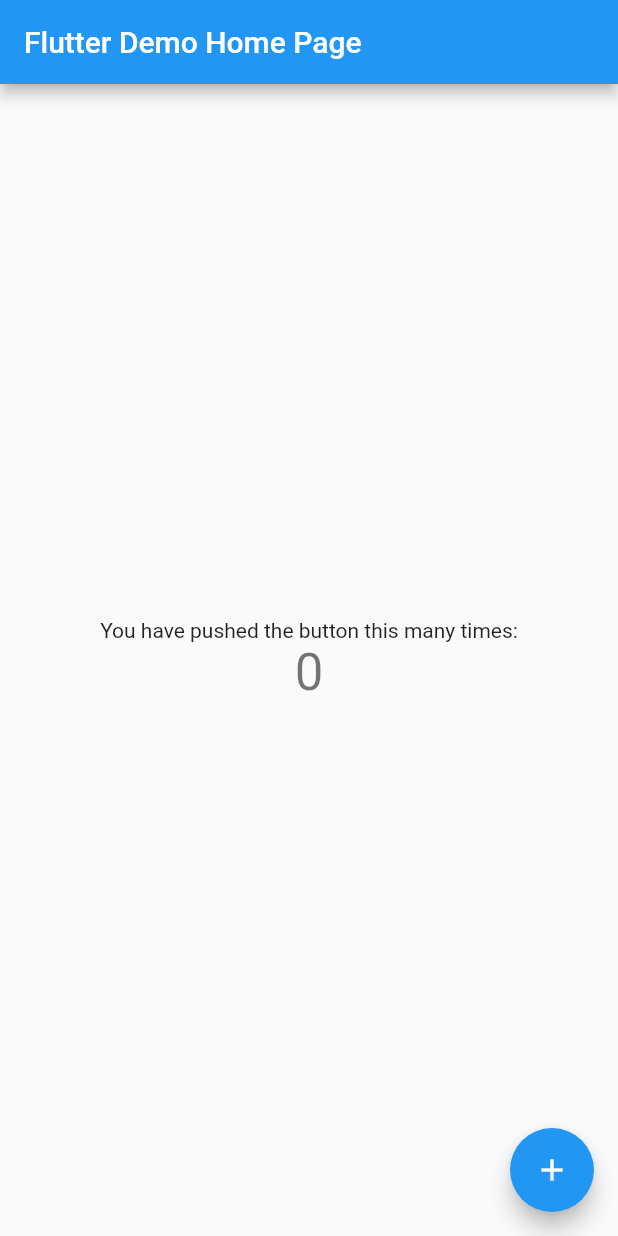
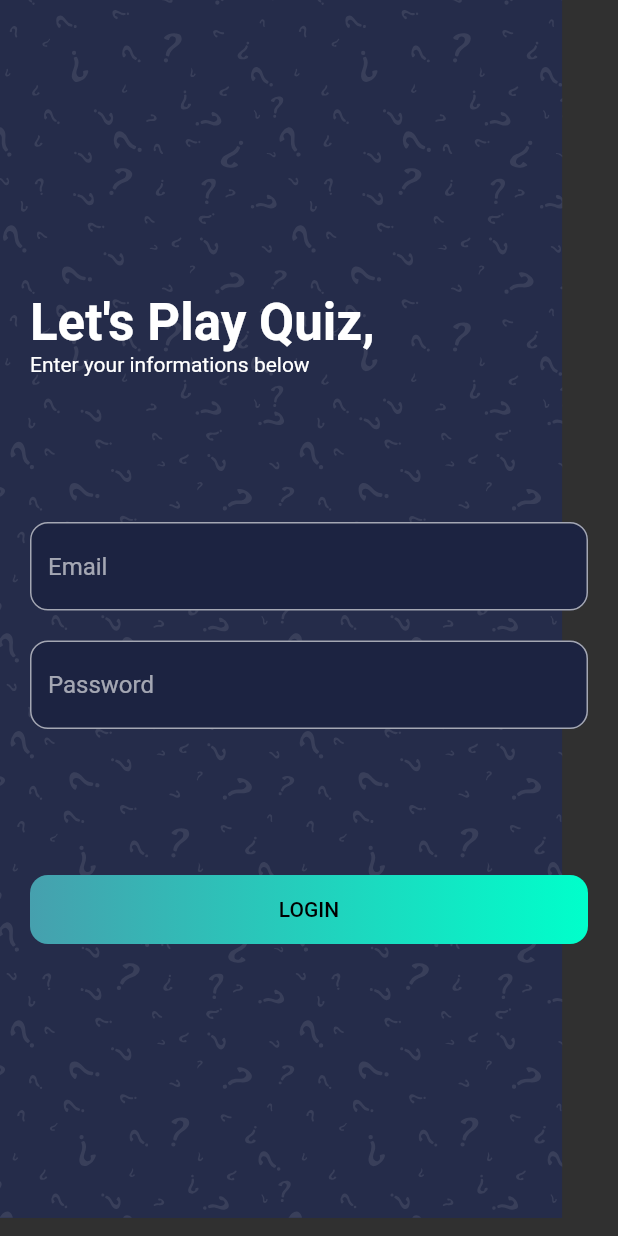
Before and after one commit to shhrikatta/flutter, a Flutter app: the screen it shows after launch, on a phone screen of 412 x 824 dp. Run offline on Flutter 3.47's test engine with Material 2 defaults, Android fonts, the phone set to English and light mode, and no system bars; our stand-ins replace flutter_svg, get.

Commit message:
login screen ui

```diff
--- a/lib/main.dart
+++ b/lib/main.dart
@@ -1,4 +1,6 @@
 import 'package:flutter/material.dart';
+import 'package:get/get.dart';
+import 'package:globant_quiz/src/login/view/login_screen.dart';
 
 void main() {
   runApp(const MyApp());
@@ -10,106 +12,11 @@
   // This widget is the root of your application.
   @override
   Widget build(BuildContext context) {
-    return MaterialApp(
+    return GetMaterialApp(
       title: 'Flutter Demo',
-      theme: ThemeData(
-        // This is the theme of your application.
-        //
-        // Try running your application with "flutter run". You'll see the
-        // application has a blue toolbar. Then, without quitting the app, try
-        // changing the primarySwatch below to Colors.green and then invoke
-        // "hot reload" (press "r" in the console where you ran "flutter run",
-        // or simply save your changes to "hot reload" in a Flutter IDE).
-        // Notice that the counter didn't reset back to zero; the application
-        // is not restarted.
-        primarySwatch: Colors.blue,
-      ),
-      home: const MyHomePage(title: 'Flutter Demo Home Page'),
+      debugShowCheckedModeBanner: false,
+      theme: ThemeData.dark(),
+      home: const LoginScreen(),
     );
   }
 }
-
-class MyHomePage extends StatefulWidget {
-  const MyHomePage({Key? key, required this.title}) : super(key: key);
-
-  // This widget is the home page of your application. It is stateful, meaning
-  // that it has a State object (defined below) that contains fields that affect
-  // how it looks.
-
-  // This class is the configuration for the state. It holds the values (in this
-  // case the title) provided by the parent (in this case the App widget) and
-  // used by the build method of the State. Fields in a Widget subclass are
-  // always marked "final".
-
-  final String title;
-
-  @override
-  State<MyHomePage> createState() => _MyHomePageState();
-}
-
-class _MyHomePageState extends State<MyHomePage> {
-  int _counter = 0;
-
-  void _incrementCounter() {
-    setState(() {
-      // This call to setState tells the Flutter framework that something has
-      // changed in this State, which causes it to rerun the build method below
-      // so that the display can reflect the updated values. If we changed
-      // _counter without calling setState(), then the build method would not be
-      // called again, and so nothing would appear to happen.
-      _counter++;
-    });
-  }
-
-  @override
-  Widget build(BuildContext context) {
-    // This method is rerun every time setState is called, for instance as done
-    // by the _incrementCounter method above.
-    //
-    // The Flutter framework has been optimized to make rerunning build methods
-    // fast, so that you can just rebuild anything that needs updating rather
-    // than having to individually change instances of widgets.
-    return Scaffold(
-      appBar: AppBar(
-        // Here we take the value from the MyHomePage object that was created by
-        // the App.build method, and use it to set our appbar title.
-        title: Text(widget.title),
-      ),
-      body: Center(
-        // Center is a layout widget. It takes a single child and positions it
-        // in the middle of the parent.
-        child: Column(
-          // Column is also a layout widget. It takes a list of children and
-          // arranges them vertically. By default, it sizes itself to fit its
-          // children horizontally, and tries to be as tall as its parent.
-          //
-          // Invoke "debug painting" (press "p" in the console, choose the
-          // "Toggle Debug Paint" action from the Flutter Inspector in Android
-          // Studio, or the "Toggle Debug Paint" command in Visual Studio Code)
-          // to see the wireframe for each widget.
-          //
-          // Column has various properties to control how it sizes itself and
-          // how it positions its children. Here we use mainAxisAlignment to
-          // center the children vertically; the main axis here is the vertical
-          // axis because Columns are vertical (the cross axis would be
-          // horizontal).
-          mainAxisAlignment: MainAxisAlignment.center,
-          children: <Widget>[
-            const Text(
-              'You have pushed the button this many times:',
-            ),
-            Text(
-              '$_counter',
-              style: Theme.of(context).textTheme.headline4,
-            ),
-          ],
-        ),
-      ),
-      floatingActionButton: FloatingActionButton(
-        onPressed: _incrementCounter,
-        tooltip: 'Increment',
-        child: const Icon(Icons.add),
-      ), // This trailing comma makes auto-formatting nicer for build methods.
-    );
-  }
-}
--- /dev/null
+++ b/lib/src/helpers/constants.dart
@@ -0,0 +1,14 @@
+import 'package:flutter/material.dart';
+
+const kSecondaryColor = Color(0xFF8B94BC);
+const kGreenColor = Color(0xFF6AC259);
+const kRedColor = Color(0xFFE92E30);
+const kGrayColor = Color(0xFFC1C1C1);
+const kBlackColor = Color(0xFF101010);
+const kPrimaryGradient = LinearGradient(
+  colors: [Color(0xFF46A0AE), Color(0xFF00FFCB)],
+  begin: Alignment.centerLeft,
+  end: Alignment.centerRight,
+);
+
+const double kDefaultPadding = 20.0;
--- /dev/null
+++ b/lib/src/login/view/login_screen.dart
@@ -0,0 +1,83 @@
+import 'package:flutter/material.dart';
+import 'package:flutter_svg/svg.dart';
+import 'package:globant_quiz/src/helpers/constants.dart';
+
+class LoginScreen extends StatelessWidget {
+  const LoginScreen({Key? key}) : super(key: key);
+
+  @override
+  Widget build(BuildContext context) {
+    return Scaffold(
+      body: Stack(
+        children: [
+          SvgPicture.asset("assets/icons/bg.svg", fit: BoxFit.fill),
+          SafeArea(
+            child: Padding(
+              padding: const EdgeInsets.symmetric(horizontal: kDefaultPadding),
+              child: Expanded(
+                child: Column(
+                  crossAxisAlignment: CrossAxisAlignment.start,
+                  children: [
+                    const Spacer(flex: 2), //2/6
+                    Text(
+                      "Let's Play Quiz,",
+                      style: Theme.of(context).textTheme.headline4?.copyWith(
+                          color: Colors.white, fontWeight: FontWeight.bold),
+                    ),
+                    const Text("Enter your informations below"),
+                    const Spacer(), // 1/6
+                    TextFormField(
+                      decoration: InputDecoration(
+                        filled: true,
+                        fillColor: Color(0xFF1C2341),
+                        hintText: "Email",
+                        border: OutlineInputBorder(
+                          borderRadius: BorderRadius.all(Radius.circular(12)),
+                        ),
+                      ),
+                    ),
+                    const SizedBox(
+                      height: 20,
+                    ),
+                    TextFormField(
+                      decoration: InputDecoration(
+                        filled: true,
+                        fillColor: Color(0xFF1C2341),
+                        hintText: "Password",
+                        border: OutlineInputBorder(
+                          borderRadius: BorderRadius.all(Radius.circular(12)),
+                        ),
+                      ),
+                    ),
+                    const Spacer(), // 1/6
+                    InkWell(
+                      // onTap: () => Get.to(QuizScreen()),
+                      child: Container(
+                        width: double.infinity,
+                        alignment: Alignment.center,
+                        padding:
+                            const EdgeInsets.all(kDefaultPadding * 0.75), // 15
+                        decoration: const BoxDecoration(
+                          gradient: kPrimaryGradient,
+                          borderRadius: BorderRadius.all(Radius.circular(12)),
+                        ),
+                        child: Text(
+                          "Login".toUpperCase(),
+                          style: Theme.of(context)
+                              .textTheme
+                              .button
+                              ?.copyWith(color: Colors.black),
+                        ),
+                      ),
+                    ),
+                    const Spacer(flex: 2), // it will take 2/6 spaces
+                  ],
+                ),
+              ),
+            ),
+          ),
+        ],
+      ),
+    );
+  }
+}
--- a/pubspec.yaml
+++ b/pubspec.yaml
@@ -64,9 +64,8 @@
   uses-material-design: true
 
   # To add assets to your application, add an assets section, like this:
-  # assets:
-  #   - images/a_dot_burr.jpeg
-  #   - images/a_dot_ham.jpeg
+  assets:
+    - assets/icons/
 
   # An image asset can refer to one or more resolution-specific "variants", see
   # https://flutter.dev/assets-and-images/#resolution-aware.
```
Also changed, not shown: assets/icons/bg.svg (added), assets/icons/clock.svg (added).
